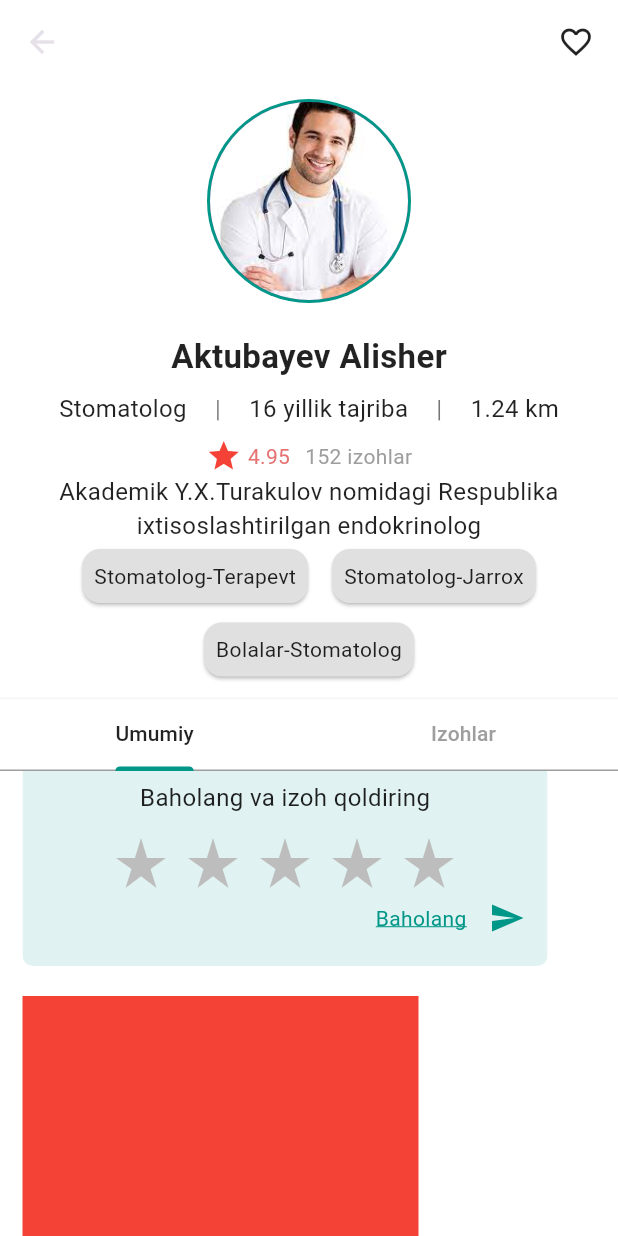
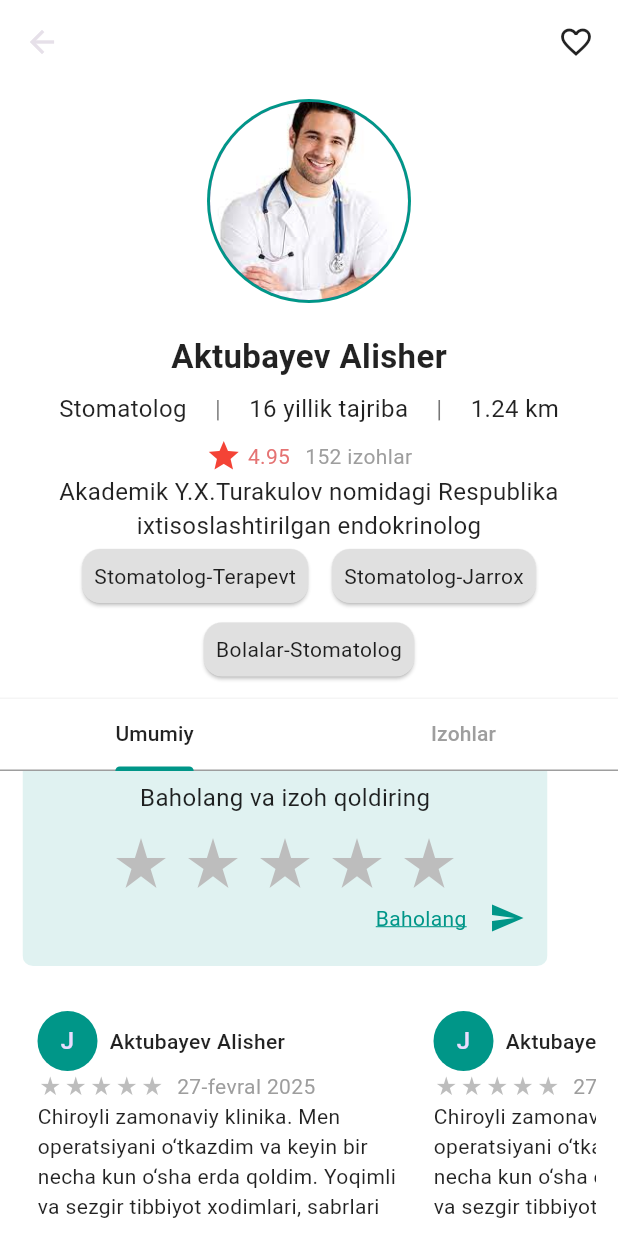
Before and after one commit to BolliyevDilshod/medos-flutter, a Flutter app: the InfoDoctor screen opened directly, scrolled down 824 dp, on a phone screen of 412 x 824 dp. Run offline on Flutter 3.47's test engine with Material 3 defaults, Android fonts, the phone set to English and light mode, and no system bars; drawn by our look-alikes of flutter_rating_bar; our stand-ins replace get, google_maps_flutter, google_nav_bar, intl_phone_field, pinput; missing offline and left inert: multiselect.

Commit message:
coment-doc

```diff
--- a/lib/two_pages/info_doctor.dart
+++ b/lib/two_pages/info_doctor.dart
@@ -568,10 +568,73 @@ class _InfoDoctorState extends State<InfoDoctor> {
                 height: 20.0,
               ),
               Container(
-                width: 264.0,
                 height: 160.0,
-                color: Colors.red,
-              )
+                child: ListView.builder(
+                  scrollDirection: Axis.horizontal,
+                  itemCount: 2,
+                  itemBuilder: (BuildContext context, index){
+                    return ClipRRect(
+                      borderRadius: BorderRadius.circular(15.0),
+                      child: Container(
+                        decoration: BoxDecoration(
+                          borderRadius: BorderRadius.circular(15.0),
+                        ),
+                        width: 264.0,
+                        height: 160.0,
+                        child: Padding(
+                          padding: const EdgeInsets.all(10.0),
+                          child: Column(
+                            children: [
+                              Row(
+                                children: [
+                                  CircleAvatar(
+                                    backgroundColor: Colors.teal,
+                                    child: Text("J"),
+                                  ),
+                                  SizedBox(
+                                    width: 8.0,
+                                  ),
+                                  Text("Aktubayev Alisher",style: TextStyle(color: Colors.black87,fontWeight: FontWeight.w500),),
+                                ],
+                              ),
+                              Row(
+                                children: [
+                                  RatingBar.builder(
+                                    unratedColor: Colors.grey[400],
+                                    initialRating: 0,
+                                    minRating: 0,
+                                    itemSize: 15.0,
+                                    direction: Axis.horizontal,
+                                    itemCount: 5,
+                                    itemPadding: EdgeInsets.symmetric(horizontal: 1.0),
+                                    itemBuilder: (context, _) => Icon(
+                                      Icons.star_rate,
+                                      color: Colors.teal,
+                                    ),
+                                    onRatingUpdate: (rating) {
+                                      print(rating);
+                                    },
+                                  ),
+                                  SizedBox(
+                                    width: 8.0,
+                                  ),
+                                  Text("27-fevral 2025",style: TextStyle(color: Colors.grey),),
+                                ],
+                              ),
+                              Text("Chiroyli zamonaviy klinika. Men operatsiyani "
+                                  "o‘tkazdim va keyin bir necha kun o‘sha erda qoldim. "
+                                  "Yoqimli va sezgir tibbiyot xodimlari, sabrlari ",style: TextStyle(color: Colors.black87),),
+                            ],
+                          ),
+                        ),
+                      ),
+                    );
+                  }
+                ),
+              ),
+              SizedBox(
+                height: 20.0,
+              ),
             ],
           ),
         ),
```
